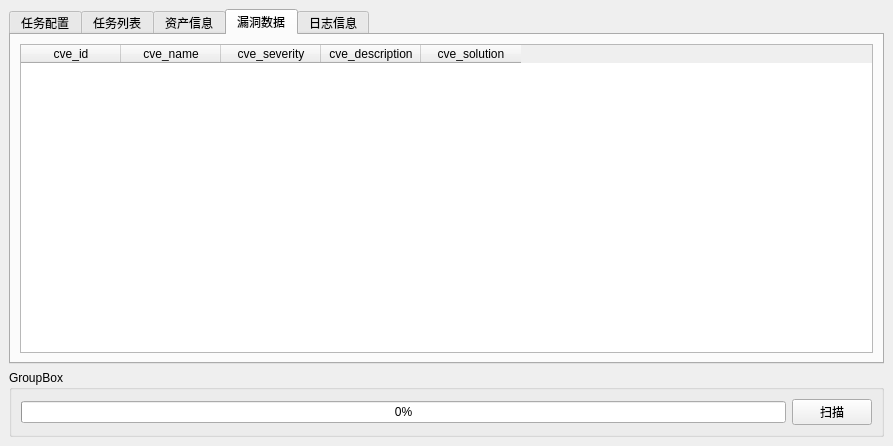
Qt form main.ui (macoding1994/NetSec-Auto) before a commit.
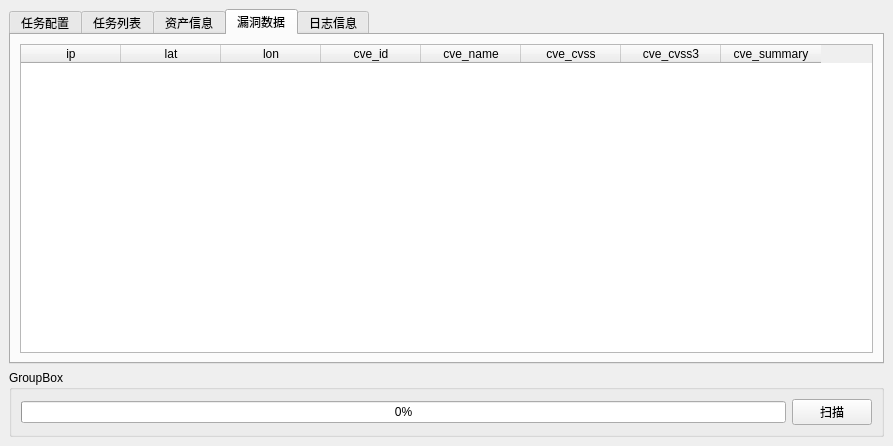
The same form after that commit. The open tabs and pages were chosen to show the change.

Diff of the .ui file:
```diff
--- a/main.ui
+++ b/main.ui
@@ -214,6 +214,21 @@
        <layout class="QGridLayout" name="gridLayout_7">
         <item row="0" column="0">
          <widget class="QTableWidget" name="tableWidget_2">
+          <column>
+           <property name="text">
+            <string>ip</string>
+           </property>
+          </column>
+          <column>
+           <property name="text">
+            <string>lat</string>
+           </property>
+          </column>
+          <column>
+           <property name="text">
+            <string>lon</string>
+           </property>
+          </column>
           <column>
            <property name="text">
             <string>cve_id</string>
@@ -226,17 +241,17 @@
           </column>
           <column>
            <property name="text">
-            <string>cve_severity</string>
+            <string>cve_cvss</string>
            </property>
           </column>
           <column>
            <property name="text">
-            <string>cve_description</string>
+            <string>cve_cvss3</string>
            </property>
           </column>
           <column>
            <property name="text">
-            <string>cve_solution</string>
+            <string>cve_summary</string>
            </property>
           </column>
          </widget>
```
Left out of the diff: 4 changed lines with no effect on the pictures.
